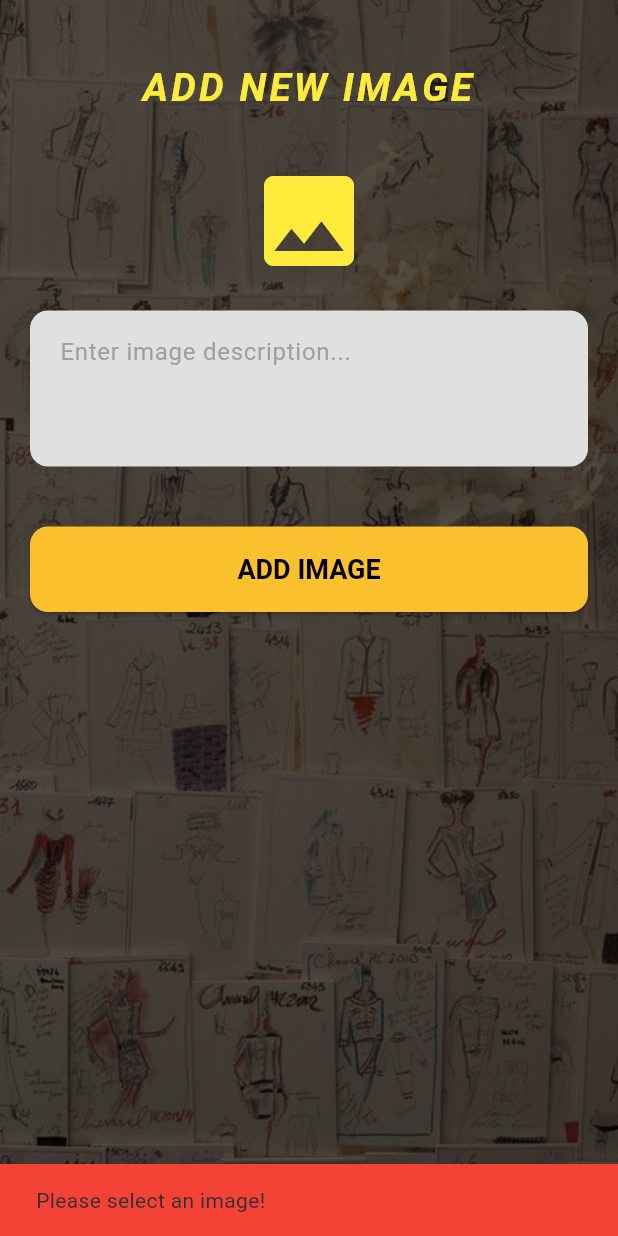
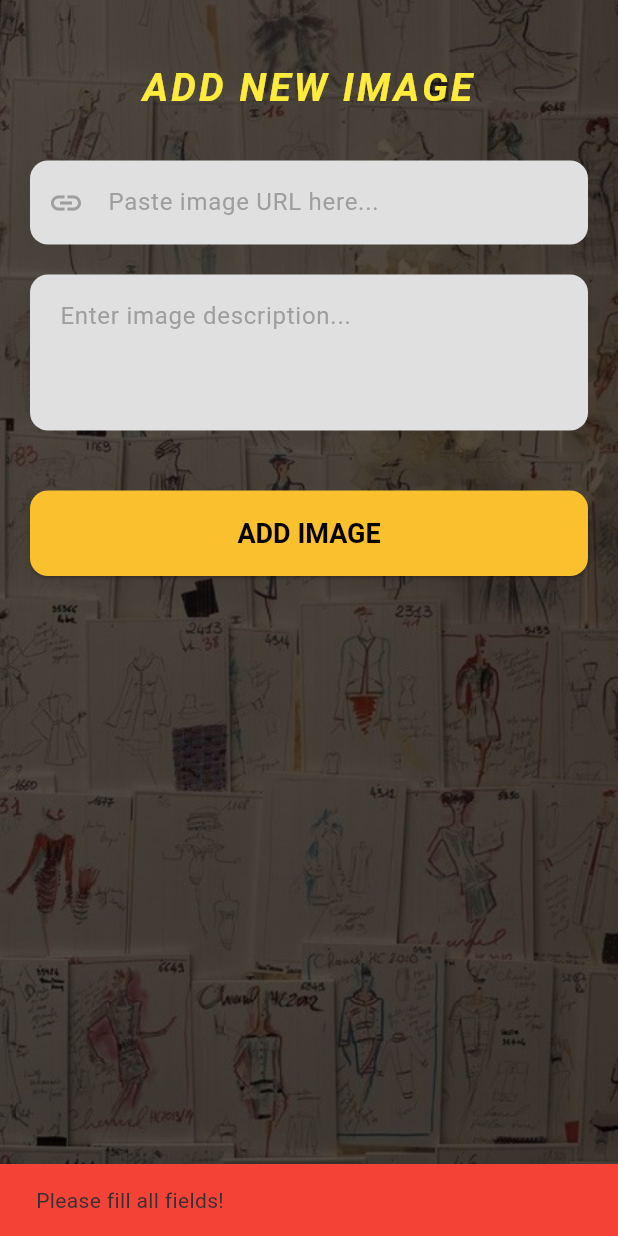
Before and after one commit to andreamili/Trendify, a Flutter app: the AddScreen screen opened directly, after a tap on "ADD IMAGE", on a phone screen of 412 x 824 dp. Run offline on Flutter 3.47's test engine with Material 3 defaults, Android fonts, the phone set to English and light mode, and no system bars; our stand-ins replace cloud_firestore, firebase_auth, firebase_core; accounts and stored records are empty.

Commit message:
Dodavanje slike

```diff
--- a/lib/screens/add_screen.dart
+++ b/lib/screens/add_screen.dart
@@ -1,4 +1,6 @@
 import 'package:flutter/material.dart';
+import 'package:cloud_firestore/cloud_firestore.dart';
+import 'package:firebase_auth/firebase_auth.dart';
 
 class AddScreen extends StatefulWidget {
   const AddScreen({super.key});
@@ -9,13 +11,62 @@ class AddScreen extends StatefulWidget {
 
 class _AddScreenState extends State<AddScreen> {
   final TextEditingController descriptionController = TextEditingController();
-
-String? selectedImagePath;
+  final TextEditingController imageUrlController = TextEditingController();
+  bool isLoading = false;
 
   @override
   void dispose() {
     descriptionController.dispose();
+    imageUrlController.dispose();
     super.dispose();
+  }
+
+  Future<void> _uploadImage() async {
+    final caption = descriptionController.text.trim();
+    final imageUrl = imageUrlController.text.trim();
+
+    if (caption.isEmpty || imageUrl.isEmpty) {
+      ScaffoldMessenger.of(context).showSnackBar(
+        const SnackBar(
+          content: Text('Please fill all fields!'),
+          backgroundColor: Colors.red,
+        ),
+      );
+      return;
+    }
+
+    setState(() => isLoading = true);
+
+    try {
+      final user = FirebaseAuth.instance.currentUser;
+      if (user == null) return;
+
+      final userDoc = await FirebaseFirestore.instance
+          .collection('users')
+          .doc(user.uid)
+          .get();
+
+      final userRole = userDoc.data()?['role'] ?? 'user';
+
+      await FirebaseFirestore.instance.collection('images').add({
+        'caption': caption,
+        'imageUrl': imageUrl,
+        'userId': user.uid,
+        'role': userRole,
+        'createdAt': FieldValue.serverTimestamp(),
+      });
+
+      if (!mounted) return;
+      Navigator.pop(context);
+
+    } catch (e) {
+      if (!mounted) return;
+      ScaffoldMessenger.of(context).showSnackBar(
+        SnackBar(content: Text('Error: $e'), backgroundColor: Colors.red),
+      );
+    } finally {
+      if (mounted) setState(() => isLoading = false);
+    }
   }
 
   @override
@@ -24,20 +75,15 @@ String? selectedImagePath;
       resizeToAvoidBottomInset: true,
       body: Stack(
         children: [
-
           SizedBox.expand(
             child: Image.asset(
               'lib/assets/images/add.jpeg',
               fit: BoxFit.cover,
             ),
           ),
-
-
           Container(
             color: const Color.fromRGBO(0, 0, 0, 0.6),
           ),
-
-
           SafeArea(
             child: SingleChildScrollView(
               padding: const EdgeInsets.all(20),
@@ -45,8 +91,6 @@ String? selectedImagePath;
                 crossAxisAlignment: CrossAxisAlignment.stretch,
                 children: [
                   const SizedBox(height: 20),
-
-
                   const Text(
                     'ADD NEW IMAGE',
                     textAlign: TextAlign.center,
@@ -58,35 +102,31 @@ String? selectedImagePath;
                       letterSpacing: 2,
                     ),
                   ),
-
                   const SizedBox(height: 30),
-
-                  // Preview slike i klikom se bira slika
-                   GestureDetector(
-                    onTap: () {
-                      setState(() {
-                        selectedImagePath = 'lib/assets/images/sample_image.jpeg';
-                      });
-                    },
-                    child: const Center(
-                      child: Icon(
-                        Icons.image,
-                        size: 80,
-                        color: Colors.yellow,
+                  TextField(
+                    controller: imageUrlController,
+                    style: const TextStyle(color: Colors.black),
+                    decoration: InputDecoration(
+                      hintText: 'Paste image URL here...',
+                      hintStyle: const TextStyle(color: Colors.grey),
+                      filled: true,
+                      fillColor: Colors.grey[300],
+                      border: OutlineInputBorder(
+                        borderRadius: BorderRadius.circular(12),
+                        borderSide: BorderSide.none,
                       ),
+                      contentPadding: const EdgeInsets.all(16),
+                      prefixIcon: const Icon(Icons.link, color: Colors.grey),
                     ),
                   ),
-
                   const SizedBox(height: 20),
-
-                  // opis slike
                   TextField(
                     controller: descriptionController,
                     maxLines: 3,
                     style: const TextStyle(color: Colors.black),
                     decoration: InputDecoration(
                       hintText: 'Enter image description...',
-                      hintStyle: TextStyle(color: Colors.grey),
+                      hintStyle: const TextStyle(color: Colors.grey),
                       filled: true,
                       fillColor: Colors.grey[300],
                       border: OutlineInputBorder(
@@ -96,27 +136,9 @@ String? selectedImagePath;
                       contentPadding: const EdgeInsets.all(16),
                     ),
                   ),
-
                   const SizedBox(height: 40),
-
-                  // Add dugme
                   ElevatedButton(
-                    onPressed: () {
-                      if (selectedImagePath == null) {
-                        ScaffoldMessenger.of(context).showSnackBar(
-                          const SnackBar(
-                            content: Text('Please select an image!'),
-                            backgroundColor: Colors.red,
-                          ),
-                        );
-                        return;
-                      }
-
-                      // opis može da ostane prazan, ali ovde možemo eventualno dohvatiti
-                      String description = descriptionController.text.trim();
-                     // Ovde koristimo description tako da warning nestane
-                      Navigator.pop(context, description); // vraca na home
-                    },
+                    onPressed: isLoading ? null : _uploadImage,
                     style: ElevatedButton.styleFrom(
                       backgroundColor: Colors.yellow[700],
                       foregroundColor: Colors.black,
@@ -129,9 +151,17 @@ String? selectedImagePath;
                         fontWeight: FontWeight.bold,
                       ),
                     ),
-                    child: const Text('ADD IMAGE'),
+                    child: isLoading
+                        ? const SizedBox(
+                            height: 20,
+                            width: 20,
+                            child: CircularProgressIndicator(
+                              color: Colors.black,
+                              strokeWidth: 2,
+                            ),
+                          )
+                        : const Text('ADD IMAGE'),
                   ),
-
                   const SizedBox(height: 20),
                 ],
               ),
--- a/lib/screens/home_screen.dart
+++ b/lib/screens/home_screen.dart
@@ -1,13 +1,11 @@
 import 'package:flutter/material.dart';
 import 'package:firebase_auth/firebase_auth.dart';
 import 'package:cloud_firestore/cloud_firestore.dart';
-
 import 'my_profile_screen.dart';
 import 'admin_panel.dart';
 import 'add_screen.dart';
 import 'login_screen.dart';
 import 'register_screen.dart';
-
 import 'dart:async';
 
 class HomeScreen extends StatefulWidget {
@@ -21,8 +19,6 @@ class _HomeScreenState extends State<HomeScreen> {
   User? user;
   bool isAdmin = false;
   bool isLoading = true;
-
-  // Stream subscription nam omogućava da pratimo korisnika bez greške
   StreamSubscription<User?>? authSubscription;
 
   @override
@@ -33,7 +29,7 @@ class _HomeScreenState extends State<HomeScreen> {
 
   @override
   void dispose() {
-    authSubscription?.cancel(); // Čistimo resurse
+    authSubscription?.cancel();
     super.dispose();
   }
 
@@ -48,7 +44,6 @@ class _HomeScreenState extends State<HomeScreen> {
           });
         }
       } else {
-        // Kada se uloguje, ODMAH vučemo rolu iz Firestore-a
         final doc = await FirebaseFirestore.instance
             .collection('users')
             .doc(newUser.uid)
@@ -66,12 +61,11 @@ class _HomeScreenState extends State<HomeScreen> {
   }
 
   Future<void> _deletePost(String postId) async {
-    await FirebaseFirestore.instance.collection('posts').doc(postId).delete();
+    await FirebaseFirestore.instance.collection('images').doc(postId).delete();
   }
 
   @override
   Widget build(BuildContext context) {
-    // LOADING EKRAN - Ovo sprečava da korisnik vidi "pogrešna" dugmad dok se baza ne učita
     if (isLoading) {
       return const Scaffold(
         backgroundColor: Colors.black,
@@ -94,7 +88,6 @@ class _HomeScreenState extends State<HomeScreen> {
           : null,
       body: Column(
         children: [
-          // HEADER
           Container(
             width: double.infinity,
             padding: const EdgeInsets.only(top: 50, bottom: 18),
@@ -112,8 +105,6 @@ class _HomeScreenState extends State<HomeScreen> {
               ),
             ),
           ),
-
-          // BUTTONS - Sada se garantovano osvežavaju
           Padding(
             padding: const EdgeInsets.symmetric(horizontal: 16, vertical: 12),
             child: user == null
@@ -134,11 +125,12 @@ class _HomeScreenState extends State<HomeScreen> {
                     ],
                   ),
           ),
-
-          // FEED
           Expanded(
             child: StreamBuilder<QuerySnapshot>(
-              stream: FirebaseFirestore.instance.collection('posts').orderBy('createdAt', descending: true).snapshots(),
+              stream: FirebaseFirestore.instance
+                  .collection('images')
+                  .orderBy('createdAt', descending: true)
+                  .snapshots(),
               builder: (context, snapshot) {
                 if (snapshot.connectionState == ConnectionState.waiting) {
                   return const Center(child: CircularProgressIndicator(color: Colors.yellow));
@@ -164,7 +156,6 @@ class _HomeScreenState extends State<HomeScreen> {
     );
   }
 
-  // Pomoćne funkcije za vidgete (ostaju iste kao pre...)
   Widget _postItem(DocumentSnapshot doc) {
     Map<String, dynamic> data = doc.data() as Map<String, dynamic>;
     return Container(
@@ -184,15 +175,23 @@ class _HomeScreenState extends State<HomeScreen> {
                 data['imageUrl'],
                 fit: BoxFit.cover,
                 width: double.infinity,
-                height: 200,
+                height: 250,
                 errorBuilder: (context, error, stackTrace) => Container(
-                  height: 200, color: Colors.grey[800], child: const Icon(Icons.broken_image, color: Colors.yellow)
+                  height: 200,
+                  color: Colors.grey[800],
+                  child: const Icon(Icons.broken_image, color: Colors.yellow),
                 ),
               ),
             ),
           ListTile(
-            title: Text(data['title'] ?? 'No Title', style: const TextStyle(color: Colors.yellow, fontWeight: FontWeight.bold)),
-            subtitle: Text(data['description'] ?? '', style: const TextStyle(color: Colors.white70)),
+            title: Text(
+              data['caption'] ?? 'No Caption',
+              style: const TextStyle(color: Colors.white, fontWeight: FontWeight.bold),
+            ),
+            subtitle: Text(
+              "Posted by: ${data['role'] ?? 'user'}",
+              style: const TextStyle(color: Colors.yellow, fontSize: 12),
+            ),
             trailing: (isAdmin || (user != null && user!.uid == data['userId']))
                 ? IconButton(
                     icon: const Icon(Icons.delete, color: Colors.red),
@@ -210,7 +209,7 @@ class _HomeScreenState extends State<HomeScreen> {
       child: Container(
         padding: const EdgeInsets.all(20),
         decoration: BoxDecoration(color: Colors.grey[900], borderRadius: BorderRadius.circular(12)),
-        child: const Text('No posts yet.\nStay tuned!', textAlign: TextAlign.center, style: TextStyle(color: Colors.yellow, fontSize: 18)),
+        child: const Text('No images yet.\nStay tuned!', textAlign: TextAlign.center, style: TextStyle(color: Colors.yellow, fontSize: 18)),
       ),
     );
   }
@@ -224,6 +223,7 @@ class _HomeScreenState extends State<HomeScreen> {
           foregroundColor: isPrimary ? Colors.black : Colors.yellow,
           side: isPrimary ? null : BorderSide(color: Colors.yellow[700]!),
           padding: const EdgeInsets.symmetric(vertical: 12),
+          shape: RoundedRectangleBorder(borderRadius: BorderRadius.circular(8)),
         ),
         child: Text(text),
       ),
```
